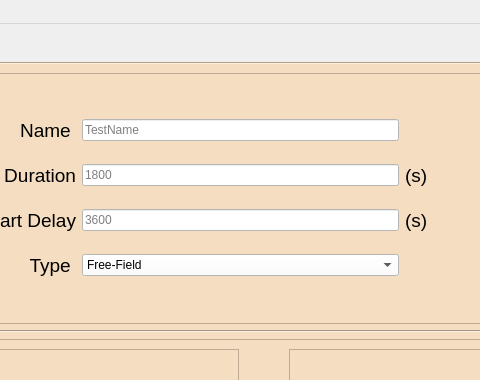
jrsm1/EWAS_Application, file GUI/Qt_Files/main_window.ui: the form before one commit; both pictures show x 501 to 981 and y 0 to 380 of the 1150 by 950 pixel window.
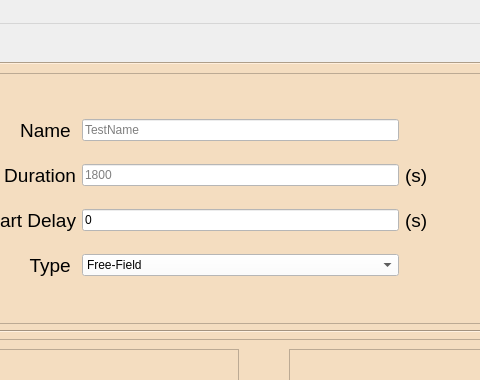
The form after the commit.

What changed in the file:
```diff
--- a/GUI/Qt_Files/main_window.ui
+++ b/GUI/Qt_Files/main_window.ui
@@ -268,6 +268,9 @@
 													color: rgb(0, 0, 0)
 												</string>
                </property>
+               <property name="text">
+                <string>0</string>
+               </property>
                <property name="maxLength">
                 <number>4</number>
                </property>
```
